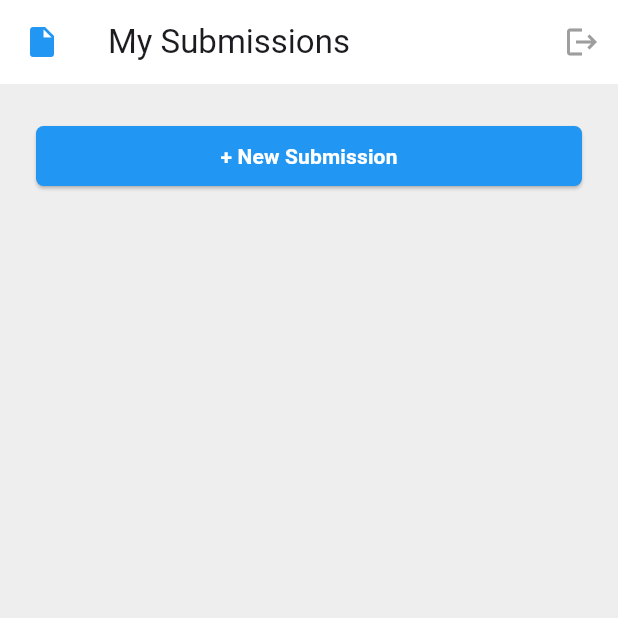
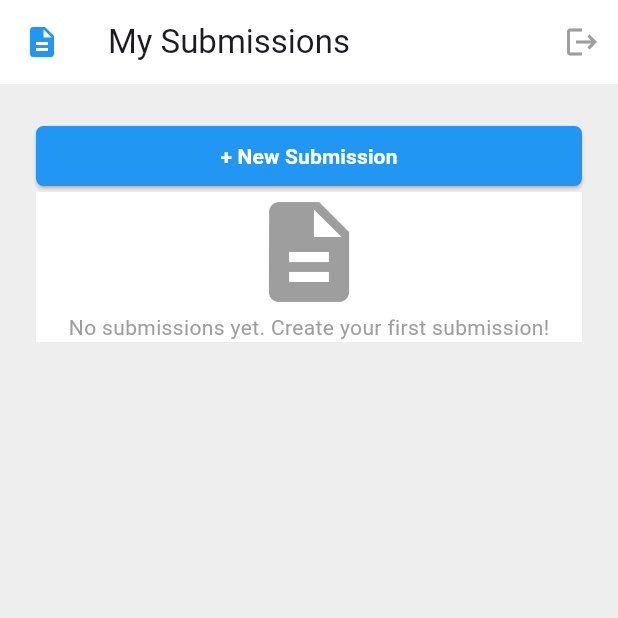
Before and after one commit to DanielLeke/TurnIn-App, a Flutter app: the screen it shows after launch, on a phone screen of 412 x 824 dp, the top half of it. Run offline on Flutter 3.47's test engine with Material 3 defaults, Android fonts, the phone set to English and light mode, and no system bars; our stand-ins replace get.

Commit message:
Built a card incase of no submissions. Also changed the icons used

```diff
--- a/lib/students/students_page.dart
+++ b/lib/students/students_page.dart
@@ -10,7 +10,7 @@ class StudentsPage extends StatelessWidget {
       appBar: studentsAppBar(),
       body: Padding(
         padding: const EdgeInsets.all(24.0),
-        child: ListView(children: [CreateSubmissionBtn()]),
+        child: ListView(children: [CreateSubmissionBtn(), NoSubmissionsCard()]),
       ),
     );
   }
@@ -19,13 +19,35 @@ class StudentsPage extends StatelessWidget {
     return AppBar(
       backgroundColor: Colors.white,
       title: Text('My Submissions'),
-      leading: Icon(Icons.insert_drive_file, color: Colors.blue),
+      leading: Icon(Icons.description, color: Colors.blue),
       actions: [
         IconButton(
           onPressed: () {},
           icon: Icon(Icons.logout, color: Colors.grey),
         ),
       ],
+    );
+  }
+}
+
+class NoSubmissionsCard extends StatelessWidget {
+  const NoSubmissionsCard({super.key});
+
+  @override
+  Widget build(BuildContext context) {
+    return Container(
+      decoration: BoxDecoration(
+        color: Colors.white
+      ),
+      child: Column(children: [
+        Icon(Icons.description, color: Colors.grey, size: 80,),
+        Text(
+          "No submissions yet. Create your first submission!",
+          style: TextStyle(
+            color: Colors.grey
+          ),
+        )
+      ]),
     );
   }
 }
@@ -40,16 +62,12 @@ class CreateSubmissionBtn extends StatelessWidget {
       style: ElevatedButton.styleFrom(
         backgroundColor: Colors.blue,
         foregroundColor: Colors.white,
-      shape: RoundedRectangleBorder(
-        borderRadius: BorderRadius.circular(5)
-      )
+        shape: RoundedRectangleBorder(borderRadius: BorderRadius.circular(5)),
       ),
       child: Text(
         "+ New Submission",
-      style: TextStyle(
-        color: Colors.white,
-        fontWeight: FontWeight.bold
+        style: TextStyle(color: Colors.white, fontWeight: FontWeight.bold),
       ),
-    ));
+    );
   }
 }
```
Lines whose indentation alone changed are shown as unchanged.
